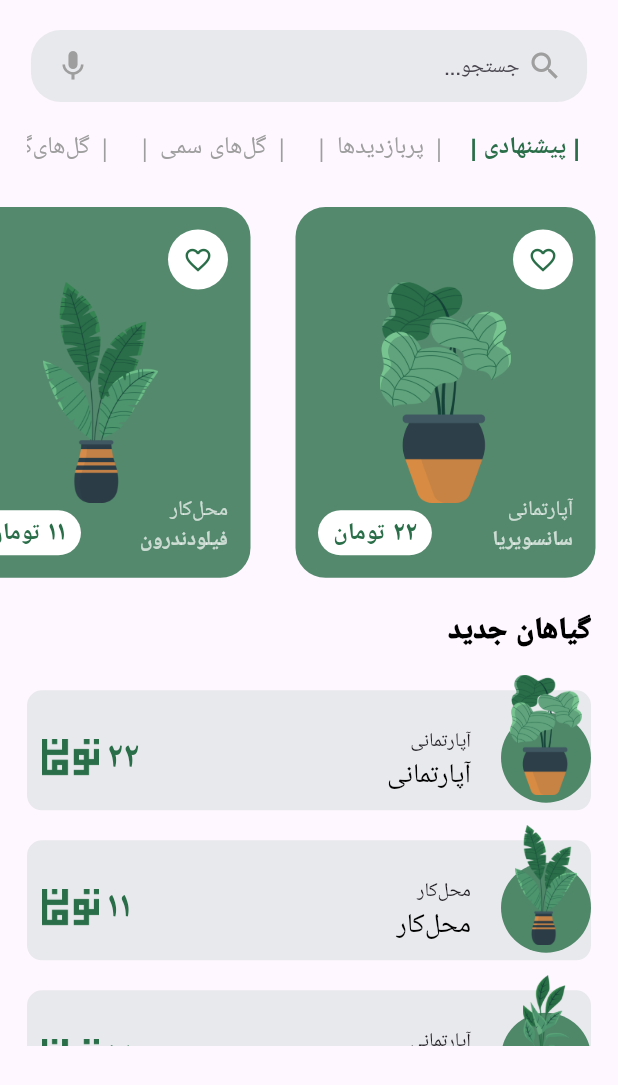
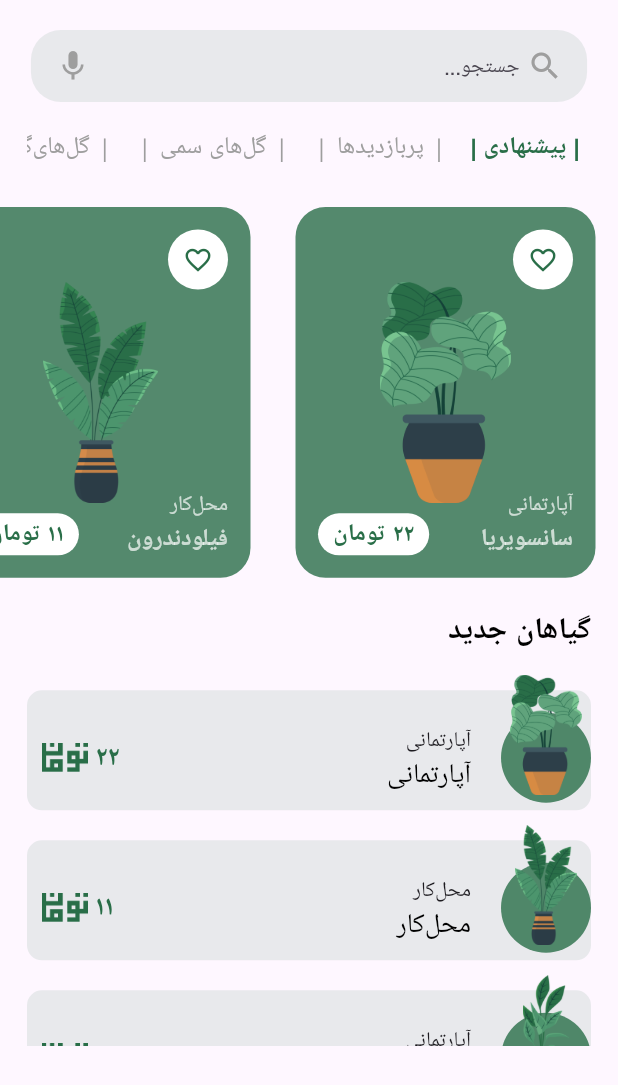
Before and after one commit to Moh3enzarif/Plant_App, a Flutter app: the HomePage screen opened directly, on a phone screen of 412 x 824 dp. Shown: the top 1085 px of the screen. Run offline on Flutter 3.47's test engine with Material 3 defaults, Android fonts, the phone set to English and light mode, and no system bars; our stand-ins replace animated_bottom_navigation_bar, page_transition.

Commit message:
edit some font

```diff
--- a/lib/screens/detail_page.dart
+++ b/lib/screens/detail_page.dart
@@ -87,7 +87,7 @@ class _DetailPageState extends State<DetailPage> {
                     top: 10,
                     right: 0,
                     child: SizedBox(
-                      height: 250,
+                      height: 200,
                       child: Column(
                         mainAxisAlignment: MainAxisAlignment.spaceBetween,
                         crossAxisAlignment: CrossAxisAlignment.end,
@@ -142,7 +142,7 @@ class PlantFeature extends StatelessWidget {
           style: TextStyle(
               color: Constants.textColor,
               fontFamily: "Muli",
-              fontSize: 22,
+              fontSize: 18,
               fontWeight: FontWeight.bold),
         ),
         Text(
@@ -150,7 +150,7 @@ class PlantFeature extends StatelessWidget {
           style: TextStyle(
               color: Constants.primaryColor,
               fontFamily: "Muli",
-              fontSize: 22,
+              fontSize: 18,
               fontWeight: FontWeight.bold),
         ),
       ],
--- a/lib/screens/home.dart
+++ b/lib/screens/home.dart
@@ -208,7 +208,7 @@ class _CartPageState extends State<HomePage> {
                                         .farsiNumber,
                                     style: TextStyle(
                                       fontFamily: "Muli",
-                                      fontSize: 18,
+                                      fontSize: 16,
                                       fontWeight: FontWeight.bold,
                                       color: Constants.primaryColor,
                                     ),
@@ -235,7 +235,7 @@ class _CartPageState extends State<HomePage> {
                                   _plantList[index].plantName,
                                   style: const TextStyle(
                                     fontFamily: "Muli",
-                                    fontSize: 14,
+                                    fontSize: 16,
                                     color: Colors.white70,
                                     fontWeight: FontWeight.bold,
                                   ),
@@ -257,10 +257,11 @@ class _CartPageState extends State<HomePage> {
                 child: Text(
                   "گیاهان جدید",
                   style: TextStyle(
-                      color: Colors.black,
-                      fontFamily: "Muli",
-                      fontWeight: FontWeight.w900,
-                      fontSize: 20),
+                    color: Colors.black,
+                    fontFamily: "Muli",
+                    fontWeight: FontWeight.bold,
+                    fontSize: 20,
+                  ),
                 ),
               ),
             ),
@@ -297,7 +298,7 @@ class _CartPageState extends State<HomePage> {
                           Row(
                             children: [
                               SizedBox(
-                                height: 25,
+                                height: 20,
                                 child: Image.asset(
                                     "assets/images/PriceUnit-green.png"),
                               ),
@@ -306,7 +307,7 @@ class _CartPageState extends State<HomePage> {
                                 _plantList[index].price.toString().farsiNumber,
                                 style: TextStyle(
                                   fontFamily: "Muli",
-                                  fontSize: 24,
+                                  fontSize: 18,
                                   fontWeight: FontWeight.bold,
                                   color: Constants.primaryColor,
                                 ),
@@ -343,7 +344,7 @@ class _CartPageState extends State<HomePage> {
                                     Text(
                                       _plantList[index].category,
                                       style: const TextStyle(
-                                        fontSize: 13,
+                                        fontSize: 14,
                                         fontFamily: "Muli",
                                       ),
                                     ),
```
